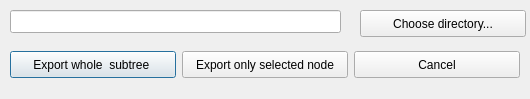
This is pdb/dlgexportparams.ui in cynicanonimus/pdb as Qt 5 draws it before an edit. The edited form follows.
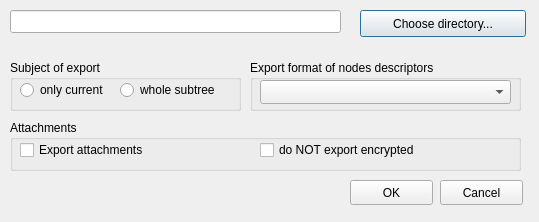
This is the edited form.

What changed in the file:
```diff
--- a/pdb/dlgexportparams.ui
+++ b/pdb/dlgexportparams.ui
@@ -6,82 +6,13 @@
    <rect>
     <x>0</x>
     <y>0</y>
-    <width>530</width>
-    <height>99</height>
+    <width>539</width>
+    <height>222</height>
    </rect>
   </property>
   <property name="windowTitle">
    <string>I want to....</string>
   </property>
-  <widget class="QWidget" name="layoutWidget">
-   <property name="geometry">
-    <rect>
-     <x>10</x>
-     <y>50</y>
-     <width>512</width>
-     <height>29</height>
-    </rect>
-   </property>
-   <layout class="QHBoxLayout" name="horizontalLayout">
-    <item>
-     <widget class="QPushButton" name="m_bAll">
-      <property name="sizePolicy">
-       <sizepolicy hsizetype="Maximum" vsizetype="Fixed">
-        <horstretch>0</horstretch>
-        <verstretch>0</verstretch>
-       </sizepolicy>
-      </property>
-      <property name="minimumSize">
-       <size>
-        <width>166</width>
-        <height>27</height>
-       </size>
-      </property>
-      <property name="text">
-       <string>Export whole  subtree </string>
-      </property>
-     </widget>
-    </item>
-    <item>
-     <widget class="QPushButton" name="m_bOnlySelected">
-      <property name="sizePolicy">
-       <sizepolicy hsizetype="Maximum" vsizetype="Fixed">
-        <horstretch>0</horstretch>
-        <verstretch>0</verstretch>
-       </sizepolicy>
-      </property>
-      <property name="minimumSize">
-       <size>
-        <width>166</width>
-        <height>27</height>
-       </size>
-      </property>
-      <property name="text">
-       <string>Export only selected node</string>
-      </property>
-     </widget>
-    </item>
-    <item>
-     <widget class="QPushButton" name="m_bCancel">
-      <property name="sizePolicy">
-       <sizepolicy hsizetype="Maximum" vsizetype="Fixed">
-        <horstretch>0</horstretch>
-        <verstretch>0</verstretch>
-       </sizepolicy>
-      </property>
-      <property name="minimumSize">
-       <size>
-        <width>166</width>
-        <height>27</height>
-       </size>
-      </property>
-      <property name="text">
-       <string>Cancel</string>
-      </property>
-     </widget>
-    </item>
-   </layout>
-  </widget>
   <widget class="QLineEdit" name="m_ExportPath">
    <property name="geometry">
     <rect>
@@ -117,6 +48,133 @@
     <string>Choose directory...</string>
    </property>
   </widget>
+  <widget class="QGroupBox" name="groupBox">
+   <property name="geometry">
+    <rect>
+     <x>10</x>
+     <y>60</y>
+     <width>231</width>
+     <height>51</height>
+    </rect>
+   </property>
+   <property name="title">
+    <string>Subject of export</string>
+   </property>
+   <widget class="QRadioButton" name="radioButtonOnlyCurrent">
+    <property name="geometry">
+     <rect>
+      <x>10</x>
+      <y>20</y>
+      <width>100</width>
+      <height>20</height>
+     </rect>
+    </property>
+    <property name="text">
+     <string>only current</string>
+    </property>
+   </widget>
+   <widget class="QRadioButton" name="radioButtonWholeSubtree">
+    <property name="geometry">
+     <rect>
+      <x>110</x>
+      <y>20</y>
+      <width>121</width>
+      <height>20</height>
+     </rect>
+    </property>
+    <property name="text">
+     <string>whole subtree</string>
+    </property>
+   </widget>
+  </widget>
+  <widget class="QGroupBox" name="groupBox_2">
+   <property name="geometry">
+    <rect>
+     <x>10</x>
+     <y>120</y>
+     <width>511</width>
+     <height>51</height>
+    </rect>
+   </property>
+   <property name="title">
+    <string>Attachments</string>
+   </property>
+   <widget class="QCheckBox" name="checkBoxExportAttachments">
+    <property name="geometry">
+     <rect>
+      <x>10</x>
+      <y>20</y>
+      <width>151</width>
+      <height>20</height>
+     </rect>
+    </property>
+    <property name="text">
+     <string>Export attachments</string>
+    </property>
+   </widget>
+   <widget class="QCheckBox" name="checkBoxNoExportEncrypted">
+    <property name="geometry">
+     <rect>
+      <x>250</x>
+      <y>20</y>
+      <width>181</width>
+      <height>20</height>
+     </rect>
+    </property>
+    <property name="text">
+     <string>do NOT export encrypted </string>
+    </property>
+   </widget>
+  </widget>
+  <widget class="QGroupBox" name="groupBox_3">
+   <property name="geometry">
+    <rect>
+     <x>250</x>
+     <y>60</y>
+     <width>271</width>
+     <height>51</height>
+    </rect>
+   </property>
+   <property name="title">
+    <string>Export format of nodes descriptors</string>
+   </property>
+   <widget class="QComboBox" name="comboBoxExportFormats">
+    <property name="geometry">
+     <rect>
+      <x>10</x>
+      <y>20</y>
+      <width>251</width>
+      <height>24</height>
+     </rect>
+    </property>
+   </widget>
+  </widget>
+  <widget class="QPushButton" name="ButtonOK">
+   <property name="geometry">
+    <rect>
+     <x>350</x>
+     <y>180</y>
+     <width>83</width>
+     <height>25</height>
+    </rect>
+   </property>
+   <property name="text">
+    <string>OK</string>
+   </property>
+  </widget>
+  <widget class="QPushButton" name="ButtonCancel">
+   <property name="geometry">
+    <rect>
+     <x>440</x>
+     <y>180</y>
+     <width>83</width>
+     <height>25</height>
+    </rect>
+   </property>
+   <property name="text">
+    <string>Cancel</string>
+   </property>
+  </widget>
  </widget>
  <resources/>
  <connections/>
```
Left out of the diff: 5 changed lines with no effect on the pictures.
